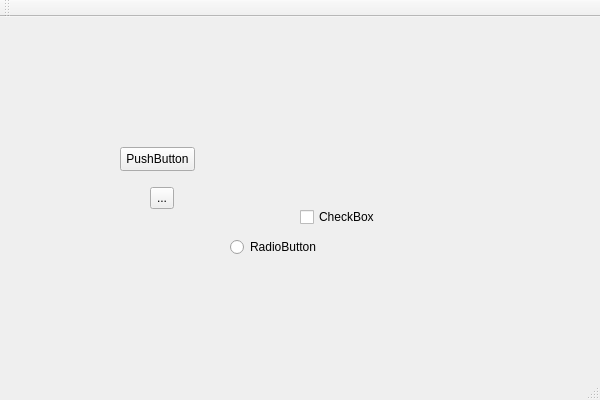
Qt form qt/vs/QT-student/QT-student/ui/QTstudent.ui (newcreatmao/project) before a commit.
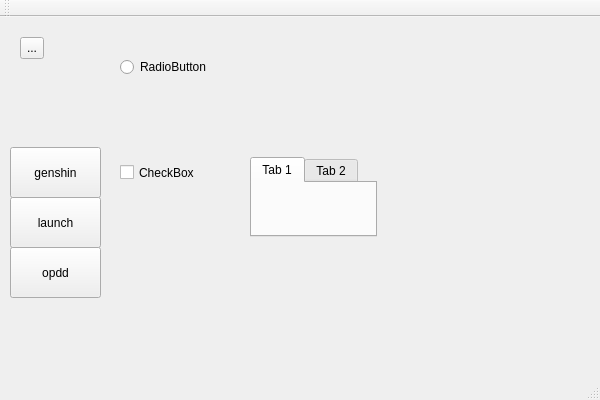
The same form after that commit.

Diff of the .ui file:
```diff
--- a/qt/vs/QT-student/QT-student/ui/QTstudent.ui
+++ b/qt/vs/QT-student/QT-student/ui/QTstudent.ui
@@ -17,21 +17,21 @@
    <widget class="QPushButton" name="pushButton">
     <property name="geometry">
      <rect>
-      <x>120</x>
+      <x>10</x>
       <y>130</y>
-      <width>75</width>
-      <height>24</height>
+      <width>91</width>
+      <height>51</height>
      </rect>
     </property>
     <property name="text">
-     <string>PushButton</string>
+     <string>genshin</string>
     </property>
    </widget>
    <widget class="QToolButton" name="toolButton">
     <property name="geometry">
      <rect>
-      <x>150</x>
-      <y>170</y>
+      <x>20</x>
+      <y>20</y>
       <width>24</width>
       <height>22</height>
      </rect>
@@ -43,8 +43,8 @@
    <widget class="QRadioButton" name="radioButton">
     <property name="geometry">
      <rect>
-      <x>230</x>
-      <y>220</y>
+      <x>120</x>
+      <y>40</y>
       <width>98</width>
       <height>20</height>
      </rect>
@@ -56,16 +56,62 @@
    <widget class="QCheckBox" name="checkBox">
     <property name="geometry">
      <rect>
-      <x>300</x>
-      <y>190</y>
-      <width>82</width>
-      <height>20</height>
+      <x>120</x>
+      <y>140</y>
+      <width>111</width>
+      <height>31</height>
      </rect>
     </property>
     <property name="text">
      <string>CheckBox</string>
     </property>
    </widget>
+   <widget class="QPushButton" name="pushButton_2">
+    <property name="geometry">
+     <rect>
+      <x>10</x>
+      <y>180</y>
+      <width>91</width>
+      <height>51</height>
+     </rect>
+    </property>
+    <property name="text">
+     <string>launch</string>
+    </property>
+   </widget>
+   <widget class="QPushButton" name="pushButton_3">
+    <property name="geometry">
+     <rect>
+      <x>10</x>
+      <y>230</y>
+      <width>91</width>
+      <height>51</height>
+     </rect>
+    </property>
+    <property name="text">
+     <string>opdd</string>
+    </property>
+   </widget>
+   <widget class="QTabWidget" name="tabWidget">
+    <property name="geometry">
+     <rect>
+      <x>250</x>
+      <y>140</y>
+      <width>127</width>
+      <height>80</height>
+     </rect>
+    </property>
+    <widget class="QWidget" name="tab">
+     <attribute name="title">
+      <string>Tab 1</string>
+     </attribute>
+    </widget>
+    <widget class="QWidget" name="tab_2">
+     <attribute name="title">
+      <string>Tab 2</string>
+     </attribute>
+    </widget>
+   </widget>
   </widget>
   <widget class="QMenuBar" name="menuBar">
    <property name="geometry">
```
Left out of the diff: 2 changed lines with no effect on the pictures.
